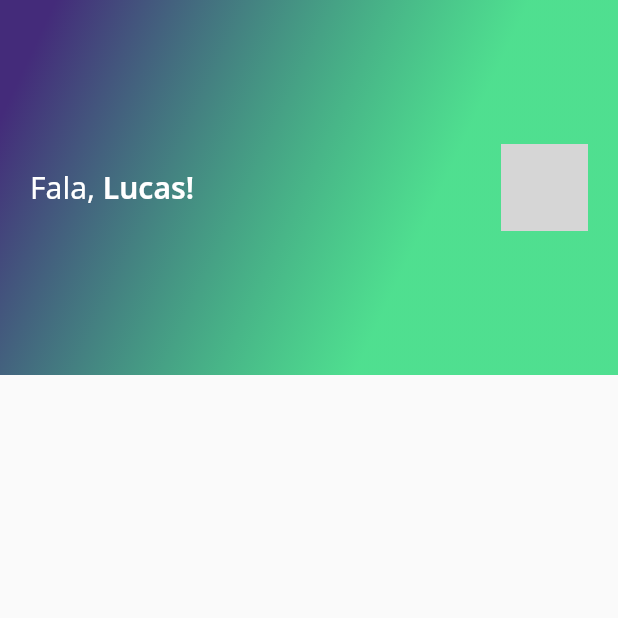
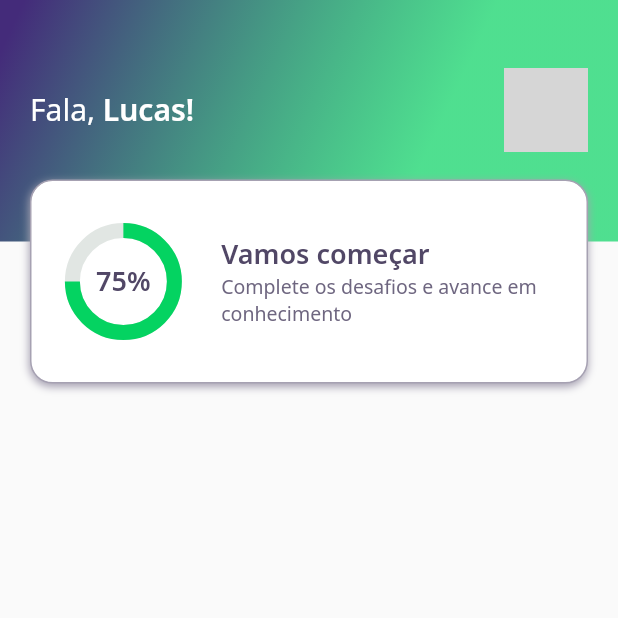
Before and after one commit to LucasHang/devquiz, a Flutter app: the screen it shows after launch, on a phone screen of 412 x 824 dp, the top half of it. Run offline on Flutter 3.47's test engine with Material 2 defaults, Android fonts, the phone set to English and light mode, and no system bars; our stand-ins replace google_fonts; network calls fail; grey boxes are pictures that could not be loaded.

Commit message:
feat: created scoreCardWidget

```diff
--- a/lib/home/widgets/appbar/app_bar_widget.dart
+++ b/lib/home/widgets/appbar/app_bar_widget.dart
@@ -1,6 +1,6 @@
 import 'package:devquiz/core/app_gradients.dart';
-import 'package:devquiz/core/app_images.dart';
 import 'package:devquiz/core/app_text_styles.dart';
+import 'package:devquiz/home/widgets/score_card/score_card_widget.dart';
 import 'package:flutter/material.dart';
 
 class AppBarWidget extends PreferredSize {
@@ -8,11 +8,15 @@ class AppBarWidget extends PreferredSize {
     preferredSize: Size.fromHeight(250),
     child: Container(
       height: 250,
+      child: Stack(
+        children: [
+          Container(
+            height: 161,
+            width: double.maxFinite,
             decoration: BoxDecoration(
               gradient: AppGradients.linear
             ),
-      child: Padding(
-        padding: const EdgeInsets.symmetric(horizontal: 20),
+            padding: const EdgeInsets.only(left: 20, right: 20, bottom: 15),
             child: Row(
               mainAxisAlignment: MainAxisAlignment.spaceBetween,
               children: [
@@ -29,8 +33,8 @@ class AppBarWidget extends PreferredSize {
                   )
                 ),
                 Container(
-            width: 58,
-            height: 58,
+                  width: 56,
+                  height: 56,
                   decoration: BoxDecoration(
                     borderRadius: BorderRadius.circular(10),
                     image: DecorationImage(
@@ -42,6 +46,13 @@ class AppBarWidget extends PreferredSize {
                 )
               ],
             ),
+          ),
+
+          Align(
+            alignment: Alignment(0.0, 1.1),
+            child: ScoreCardWidget(),
+          )
+        ]
       )
     ),
   );
--- /dev/null
+++ b/lib/home/widgets/chart/chart_widget.dart
@@ -0,0 +1,35 @@
+import 'package:devquiz/core/app_colors.dart';
+import 'package:devquiz/core/app_text_styles.dart';
+import 'package:flutter/material.dart';
+
+class ChartWidget extends StatelessWidget {
+  const ChartWidget({Key? key}) : super(key: key);
+
+  @override
+  Widget build(BuildContext context) {
+    return Container(
+      height: 68,
+      width: 68,
+      child: Stack(
+        children: [
+          Center(
+            child: Container(
+              height: 68,
+              width: 68,
+              child: CircularProgressIndicator(
+                strokeWidth: 10,
+                value: 0.75,
+                backgroundColor: AppColors.chartSecondary,
+                valueColor: AlwaysStoppedAnimation<Color>(AppColors.chartPrimary),
+              ),
+            ),
+          ),
+
+          Center(
+            child: Text("75%", style: AppTextStyles.heading),
+          )
+        ],
+      ),
+    );
+  }
+}
--- /dev/null
+++ b/lib/home/widgets/score_card/score_card_widget.dart
@@ -0,0 +1,58 @@
+import 'package:devquiz/core/app_colors.dart';
+import 'package:devquiz/core/app_text_styles.dart';
+import 'package:devquiz/home/widgets/chart/chart_widget.dart';
+import 'package:flutter/material.dart';
+
+class ScoreCardWidget extends StatelessWidget {
+  const ScoreCardWidget({Key? key}) : super(key: key);
+
+  @override
+  Widget build(BuildContext context) {
+    return
+    Padding(
+      padding: const EdgeInsets.symmetric(horizontal: 20),
+      child: Container(
+        padding: const EdgeInsets.all(20),
+        height: 136,
+        decoration: BoxDecoration(
+          color: AppColors.white,
+          borderRadius: BorderRadius.circular(15),
+          border: Border.all(
+            color: AppColors.lightGrey
+          ),
+          boxShadow: [
+            BoxShadow(
+              color: AppColors.lightGrey,
+              blurRadius: 4,
+              offset: Offset.fromDirection(1.6, 2.0),
+              spreadRadius: 0
+            )
+          ]
+        ),
+        child: Row(
+          crossAxisAlignment: CrossAxisAlignment.center,
+          children: [
+            Expanded(
+              flex: 1,
+              child: ChartWidget()
+            ),
+            Expanded(
+              flex: 3,
+              child: Padding(
+                padding: const EdgeInsets.only(left: 24),
+                child: Column(
+                  mainAxisAlignment: MainAxisAlignment.center,
+                  crossAxisAlignment: CrossAxisAlignment.start,
+                  children: [
+                    Text("Vamos começar", style: AppTextStyles.heading,),
+                    Text("Complete os desafios e avance em conhecimento", style: AppTextStyles.body,)
+                  ]
+                ),
+              ),
+            )
+          ],
+        ),
+      ),
+    );
+  }
+}
```
Lines whose indentation alone changed are shown as unchanged.
